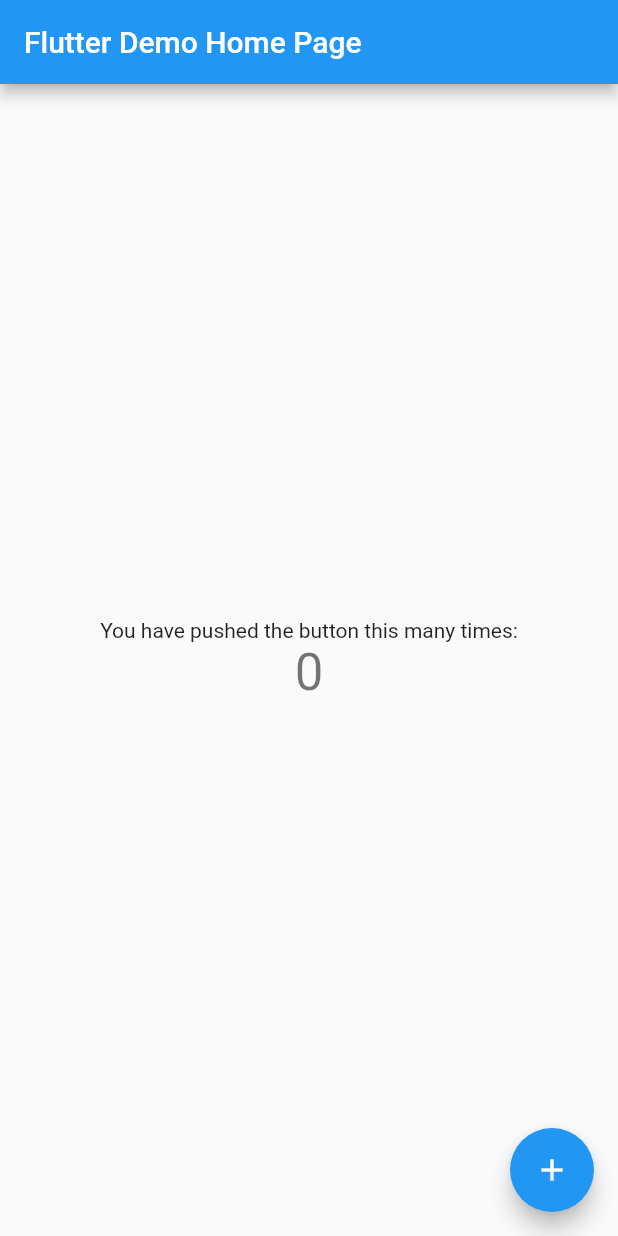
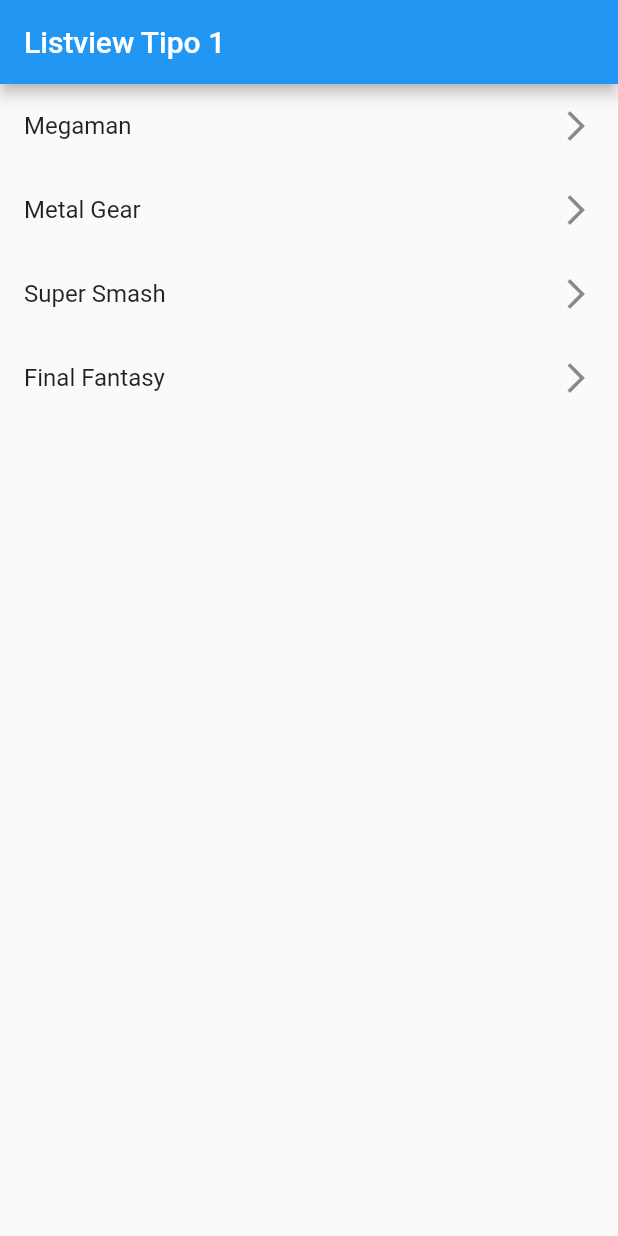
Before and after one commit to slopezalvas/fl_components, a Flutter app: the screen it shows after launch, on a phone screen of 412 x 824 dp. Run offline on Flutter 3.47's test engine with Material 2 defaults, Android fonts, the phone set to English and light mode, and no system bars.

Commit message:
Se crea una list view

```diff
--- a/lib/main.dart
+++ b/lib/main.dart
@@ -1,115 +1,17 @@
+import 'package:fl_components/screens/listview1_screen.dart';
 import 'package:flutter/material.dart';
 
-void main() {
-  runApp(const MyApp());
-}
+void main() => runApp(const MyApp());
 
 class MyApp extends StatelessWidget {
   const MyApp({super.key});
 
-  // This widget is the root of your application.
   @override
   Widget build(BuildContext context) {
-    return MaterialApp(
-      title: 'Flutter Demo',
-      theme: ThemeData(
-        // This is the theme of your application.
-        //
-        // Try running your application with "flutter run". You'll see the
-        // application has a blue toolbar. Then, without quitting the app, try
-        // changing the primarySwatch below to Colors.green and then invoke
-        // "hot reload" (press "r" in the console where you ran "flutter run",
-        // or simply save your changes to "hot reload" in a Flutter IDE).
-        // Notice that the counter didn't reset back to zero; the application
-        // is not restarted.
-        primarySwatch: Colors.blue,
-      ),
-      home: const MyHomePage(title: 'Flutter Demo Home Page'),
+    return const MaterialApp(
+      debugShowCheckedModeBanner: false,
+      title: 'Material App',
+      home: ListView1Screen()
     );
   }
 }
-
-class MyHomePage extends StatefulWidget {
-  const MyHomePage({super.key, required this.title});
-
-  // This widget is the home page of your application. It is stateful, meaning
-  // that it has a State object (defined below) that contains fields that affect
-  // how it looks.
-
-  // This class is the configuration for the state. It holds the values (in this
-  // case the title) provided by the parent (in this case the App widget) and
-  // used by the build method of the State. Fields in a Widget subclass are
-  // always marked "final".
-
-  final String title;
-
-  @override
-  State<MyHomePage> createState() => _MyHomePageState();
-}
-
-class _MyHomePageState extends State<MyHomePage> {
-  int _counter = 0;
-
-  void _incrementCounter() {
-    setState(() {
-      // This call to setState tells the Flutter framework that something has
-      // changed in this State, which causes it to rerun the build method below
-      // so that the display can reflect the updated values. If we changed
-      // _counter without calling setState(), then the build method would not be
-      // called again, and so nothing would appear to happen.
-      _counter++;
-    });
-  }
-
-  @override
-  Widget build(BuildContext context) {
-    // This method is rerun every time setState is called, for instance as done
-    // by the _incrementCounter method above.
-    //
-    // The Flutter framework has been optimized to make rerunning build methods
-    // fast, so that you can just rebuild anything that needs updating rather
-    // than having to individually change instances of widgets.
-    return Scaffold(
-      appBar: AppBar(
-        // Here we take the value from the MyHomePage object that was created by
-        // the App.build method, and use it to set our appbar title.
-        title: Text(widget.title),
-      ),
-      body: Center(
-        // Center is a layout widget. It takes a single child and positions it
-        // in the middle of the parent.
-        child: Column(
-          // Column is also a layout widget. It takes a list of children and
-          // arranges them vertically. By default, it sizes itself to fit its
-          // children horizontally, and tries to be as tall as its parent.
-          //
-          // Invoke "debug painting" (press "p" in the console, choose the
-          // "Toggle Debug Paint" action from the Flutter Inspector in Android
-          // Studio, or the "Toggle Debug Paint" command in Visual Studio Code)
-          // to see the wireframe for each widget.
-          //
-          // Column has various properties to control how it sizes itself and
-          // how it positions its children. Here we use mainAxisAlignment to
-          // center the children vertically; the main axis here is the vertical
-          // axis because Columns are vertical (the cross axis would be
-          // horizontal).
-          mainAxisAlignment: MainAxisAlignment.center,
-          children: <Widget>[
-            const Text(
-              'You have pushed the button this many times:',
-            ),
-            Text(
-              '$_counter',
-              style: Theme.of(context).textTheme.headline4,
-            ),
-          ],
-        ),
-      ),
-      floatingActionButton: FloatingActionButton(
-        onPressed: _incrementCounter,
-        tooltip: 'Increment',
-        child: const Icon(Icons.add),
-      ), // This trailing comma makes auto-formatting nicer for build methods.
-    );
-  }
-}
--- /dev/null
+++ b/lib/screens/listview1_screen.dart
@@ -0,0 +1,29 @@
+import 'package:flutter/material.dart';
+
+class ListView1Screen extends StatelessWidget {
+
+  final options = const ['Megaman', 'Metal Gear', 'Super Smash', 'Final Fantasy'];
+
+  const ListView1Screen({Key? key}) : super(key: key);
+
+  @override
+  Widget build(BuildContext context) {
+    return Scaffold(
+      appBar: AppBar(
+        title: const Text('Listview Tipo 1'),
+      ),
+      body: ListView(
+        children: [
+
+          ...options.map((e) => ListTile(
+            title: Text(e),
+            trailing: const Icon(Icons.arrow_forward_ios),
+            )
+          ).toList()
+
+
+        ],
+      )
+    );
+  }
+}
```
